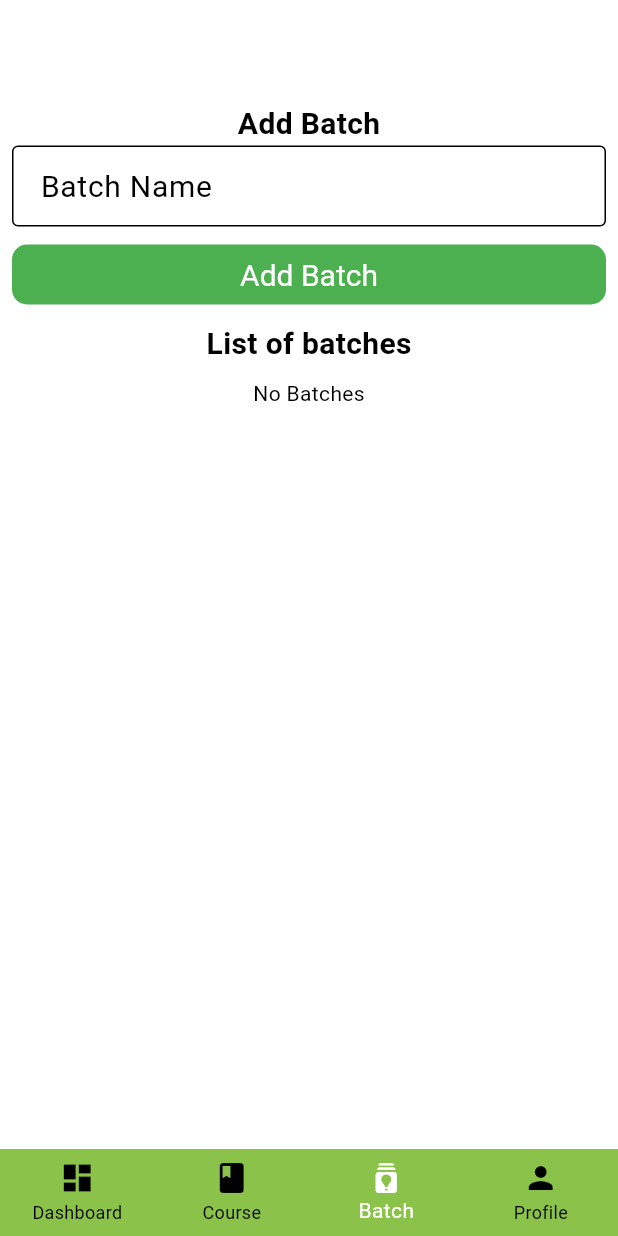
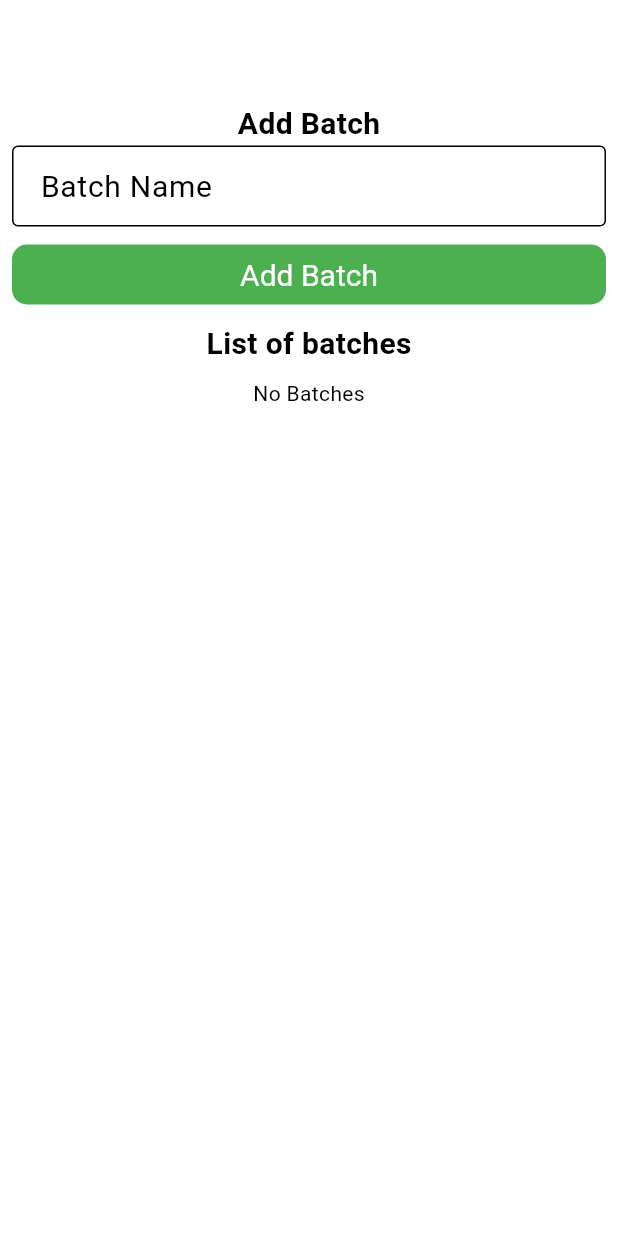
Before and after one commit to CrystalKhadka/student_management_clean_architecture, a Flutter app: the BatchView widget shown alone on an empty page, opened directly, on a phone screen of 412 x 824 dp. Run offline on Flutter 3.47's test engine with Material 3 defaults, Android fonts, the phone set to English and light mode, and no system bars; our stand-ins replace dartz, dio, equatable, flutter_riverpod, hive_flutter, image_picker and 3 more; accounts and stored records are empty; Roboto replaces fonts that are missing (Montserrat).

```diff
--- a/lib/features/batch/presentation/view/batch_view.dart
+++ b/lib/features/batch/presentation/view/batch_view.dart
@@ -28,9 +28,7 @@ class _BatchViewState extends ConsumerState<BatchView> {
   Widget build(BuildContext context) {
     var batchState = ref.watch(batchViewModelProvider);
     const gap = SizedBox(height: 8);
-    return SafeArea(
-      child: Scaffold(
-        body: SizedBox.expand(
+    return SizedBox.expand(
       child: Padding(
         padding: const EdgeInsets.all(8.0),
         child: Column(
@@ -83,14 +81,13 @@ class _BatchViewState extends ConsumerState<BatchView> {
                             return ListTile(
                                 title: Text(
                                     batchState.lstBatches[index].batchName),
-                                    subtitle: Text(
-                                        batchState.lstBatches[index].batchId!),
+                                subtitle:
+                                    Text(batchState.lstBatches[index].batchId!),
                                 trailing: IconButton(
                                   icon: const Icon(Icons.delete),
                                   onPressed: () {
                                     ref
-                                            .read(
-                                                batchViewModelProvider.notifier)
+                                        .read(batchViewModelProvider.notifier)
                                         .deleteBatch(
                                             batchState.lstBatches[index]);
                                   },
@@ -101,29 +98,6 @@ class _BatchViewState extends ConsumerState<BatchView> {
           ],
         ),
       ),
-        ),
-        bottomNavigationBar: BottomNavigationBar(
-          items: const [
-            BottomNavigationBarItem(
-              icon: Icon(Icons.dashboard),
-              label: 'Dashboard',
-            ),
-            BottomNavigationBarItem(
-              icon: Icon(Icons.book),
-              label: 'Course',
-            ),
-            BottomNavigationBarItem(
-              icon: Icon(Icons.batch_prediction),
-              label: 'Batch',
-            ),
-            BottomNavigationBarItem(
-              icon: Icon(Icons.person),
-              label: 'Profile',
-            ),
-          ],
-          currentIndex: 2,
-        ),
-      ),
     );
   }
 }
--- a/lib/features/course/presentation/view/course_view.dart
+++ b/lib/features/course/presentation/view/course_view.dart
@@ -17,8 +17,7 @@ class _CourseViewState extends ConsumerState<CourseView> {
   @override
   Widget build(BuildContext context) {
     var courseState = ref.watch(courseViewModelProvider);
-    return Scaffold(
-      body: SizedBox.expand(
+    return SizedBox.expand(
       child: Padding(
         padding: const EdgeInsets.all(8.0),
         child: Column(
@@ -76,8 +75,7 @@ class _CourseViewState extends ConsumerState<CourseView> {
                                   icon: const Icon(Icons.delete),
                                   onPressed: () {
                                     ref
-                                          .read(
-                                              courseViewModelProvider.notifier)
+                                        .read(courseViewModelProvider.notifier)
                                         .deleteCourse(
                                             courseState.lstCourses[index]);
                                   },
@@ -88,28 +86,6 @@ class _CourseViewState extends ConsumerState<CourseView> {
           ],
         ),
       ),
-      ),
-      bottomNavigationBar: BottomNavigationBar(
-        items: const [
-          BottomNavigationBarItem(
-            icon: Icon(Icons.dashboard),
-            label: 'Dashboard',
-          ),
-          BottomNavigationBarItem(
-            icon: Icon(Icons.book),
-            label: 'Course',
-          ),
-          BottomNavigationBarItem(
-            icon: Icon(Icons.batch_prediction),
-            label: 'Batch',
-          ),
-          BottomNavigationBarItem(
-            icon: Icon(Icons.person),
-            label: 'Profile',
-          ),
-        ],
-        currentIndex: 1,
-      ),
     );
   }
 }
```
Also changed, not shown: lib/features/home/presentation/view/home_view.dart (+21 -2 lines), lib/features/home/presentation/viewmodel/home_view_model.dart (added, +13 -0 lines). Lines whose indentation alone changed are shown as unchanged.
